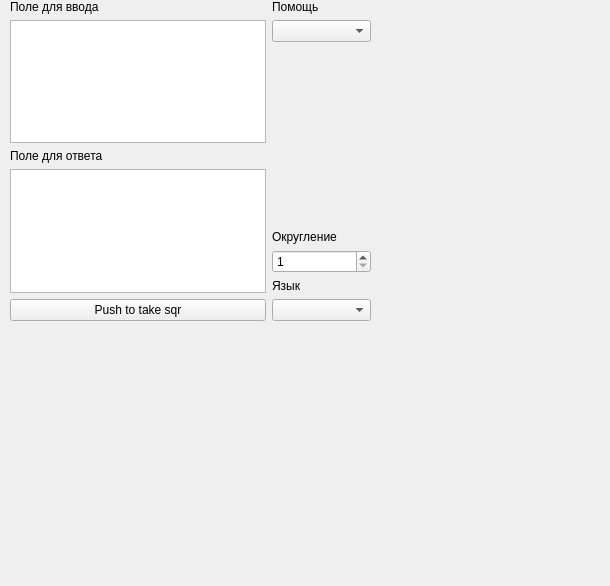
First picture: the form in UiCode/formBaseUi.ui, repository MnT-for-collective-development/SqrtPythonProject, before the edit.
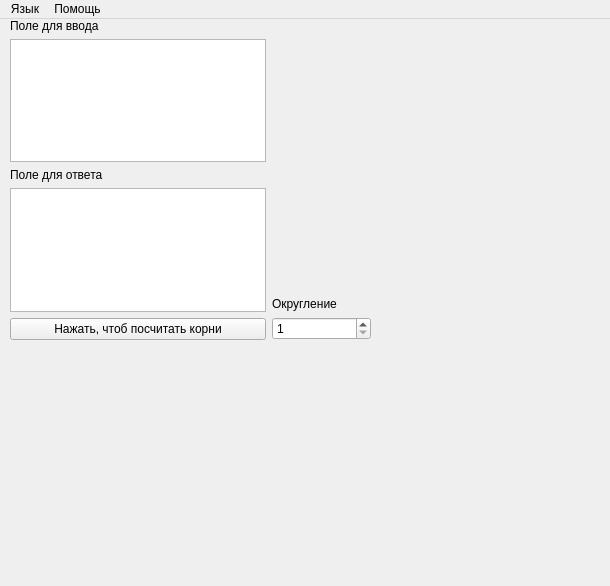
Second picture: the form after the edit.

Commit message: buttons added, beg. of loc. added, design changed

Diff of the .ui file:
```diff
--- a/UiCode/formBaseUi.ui
+++ b/UiCode/formBaseUi.ui
@@ -101,7 +101,7 @@
        <item>
         <widget class="QPushButton" name="answerButton">
          <property name="text">
-          <string>Push to take sqr</string>
+          <string>Нажать, чтоб посчитать корни</string>
          </property>
         </widget>
        </item>
@@ -109,20 +109,6 @@
      </item>
      <item row="0" column="1">
       <layout class="QVBoxLayout" name="rightBaseLayout">
-       <item>
-        <layout class="QVBoxLayout" name="helpLayout">
-         <item>
-          <widget class="QLabel" name="helpLabel">
-           <property name="text">
-            <string>Помощь</string>
-           </property>
-          </widget>
-         </item>
-         <item>
-          <widget class="QComboBox" name="helpComboBox"/>
-         </item>
-        </layout>
-       </item>
        <item>
         <spacer name="rightBaseLayoutSpacer">
          <property name="orientation">
@@ -157,21 +143,75 @@
          </item>
         </layout>
        </item>
-       <item>
-        <widget class="QLabel" name="languageLabel">
-         <property name="text">
-          <string>Язык</string>
-         </property>
-        </widget>
-       </item>
-       <item>
-        <widget class="QComboBox" name="languageComboBox"/>
-       </item>
       </layout>
      </item>
     </layout>
    </widget>
   </widget>
+  <widget class="QMenuBar" name="menuBar">
+   <property name="geometry">
+    <rect>
+     <x>0</x>
+     <y>0</y>
+     <width>610</width>
+     <height>26</height>
+    </rect>
+   </property>
+   <widget class="QMenu" name="menuLanguage">
+    <property name="title">
+     <string>Язык</string>
+    </property>
+    <addaction name="actionRussian"/>
+    <addaction name="actionEnglish"/>
+    <addaction name="actionDeutch"/>
+   </widget>
+   <widget class="QMenu" name="menuHelp">
+    <property name="title">
+     <string>Помощь</string>
+    </property>
+    <addaction name="actionHelp"/>
+    <addaction name="actionInfo"/>
+   </widget>
+   <addaction name="menuLanguage"/>
+   <addaction name="menuHelp"/>
+  </widget>
+  <action name="actionRussian">
+   <property name="checkable">
+    <bool>true</bool>
+   </property>
+   <property name="text">
+    <string>Русский</string>
+   </property>
+  </action>
+  <action name="actionEnglish">
+   <property name="checkable">
+    <bool>true</bool>
+   </property>
+   <property name="text">
+    <string>Английский</string>
+   </property>
+  </action>
+  <action name="actionDeutch">
+   <property name="checkable">
+    <bool>true</bool>
+   </property>
+   <property name="text">
+    <string>Немецкий</string>
+   </property>
+   <property name="iconText">
+    <string>Немецкий</string>
+   </property>
+  </action>
+  <action name="actionHelp">
+   <property name="text">
+    <string>Форум</string>
+   </property>
+  </action>
+  <action name="actionInfo">
+   <property name="text">
+    <string>Информация</string>
+   </property>
+  </action>
  </widget>
  <resources/>
  <connections/>
```
Left out of the diff: 3 changed lines with no effect on the pictures. The commit also changes 3 other files.
